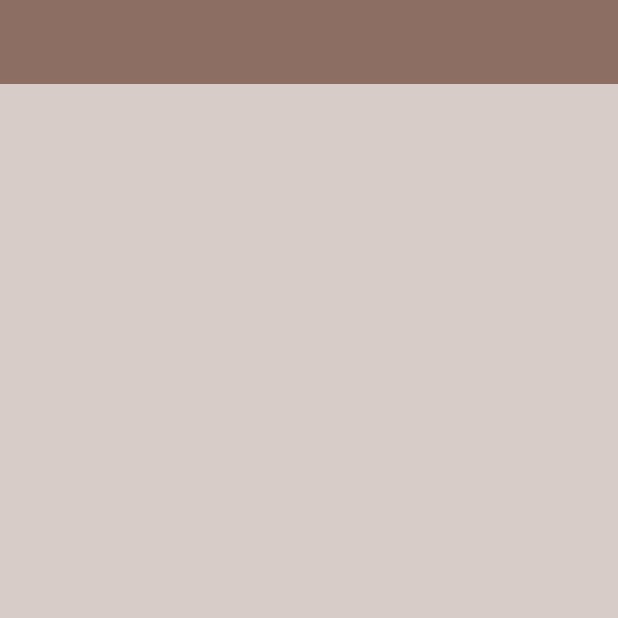
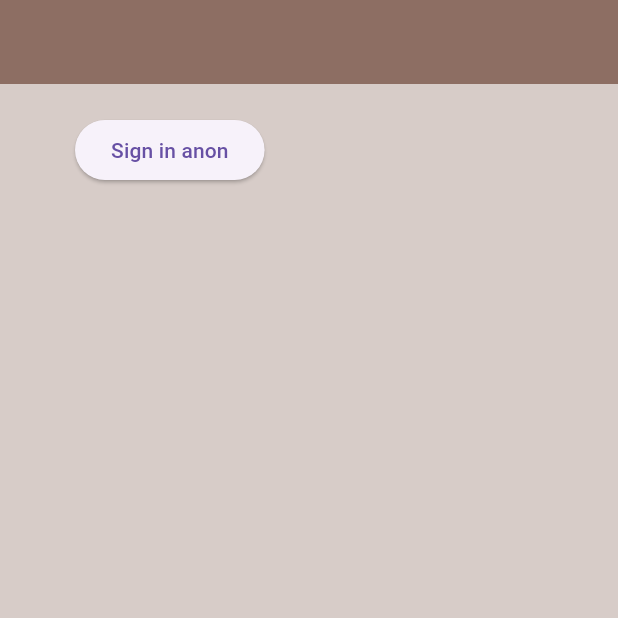
Before and after one commit to shaddybett/brew_crew, a Flutter app: the screen it shows after launch, on a phone screen of 412 x 824 dp, the top half of it. Run offline on Flutter 3.47's test engine with Material 3 defaults, Android fonts, the phone set to English and light mode, and no system bars; our stand-ins replace firebase_auth; accounts and stored records are empty.

Commit message:
added an elevated button

```diff
--- a/lib/authenticate/sign_in.dart
+++ b/lib/authenticate/sign_in.dart
@@ -18,6 +18,7 @@ class _SignInState extends State<SignIn> {
       ),
       body: Container(
         padding: EdgeInsets.symmetric(vertical: 20.0,horizontal: 50.0),
+        child: ElevatedButton(onPressed: () {}, child: Text('Sign in anon')),
       ),
     );
   }
```
